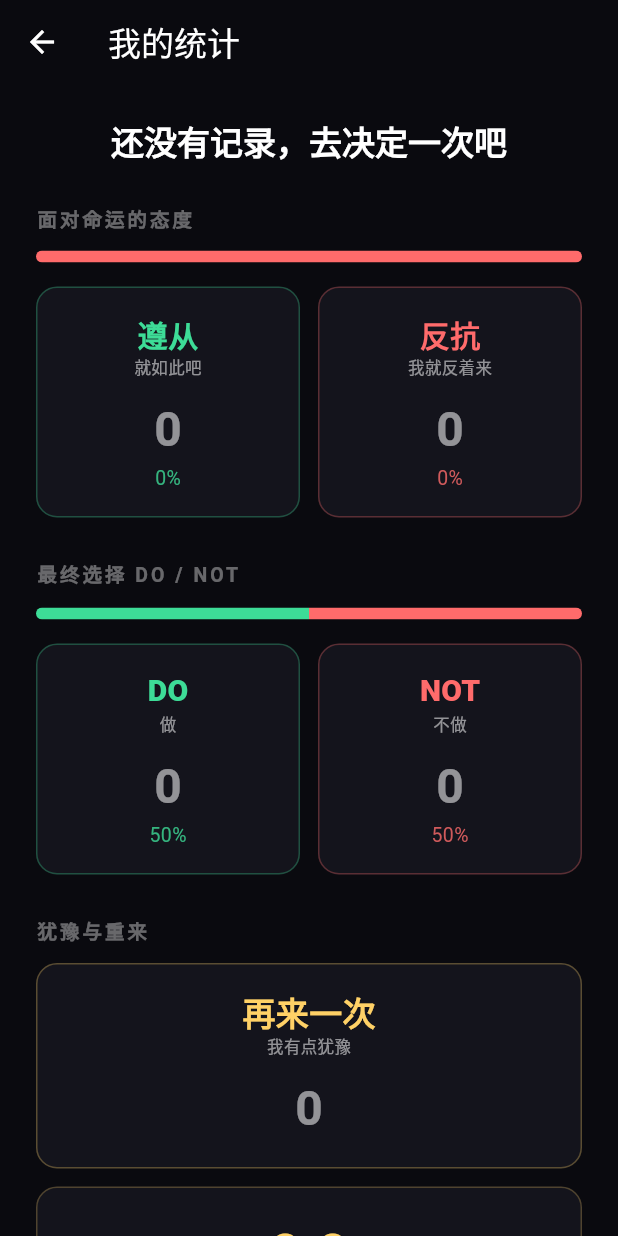
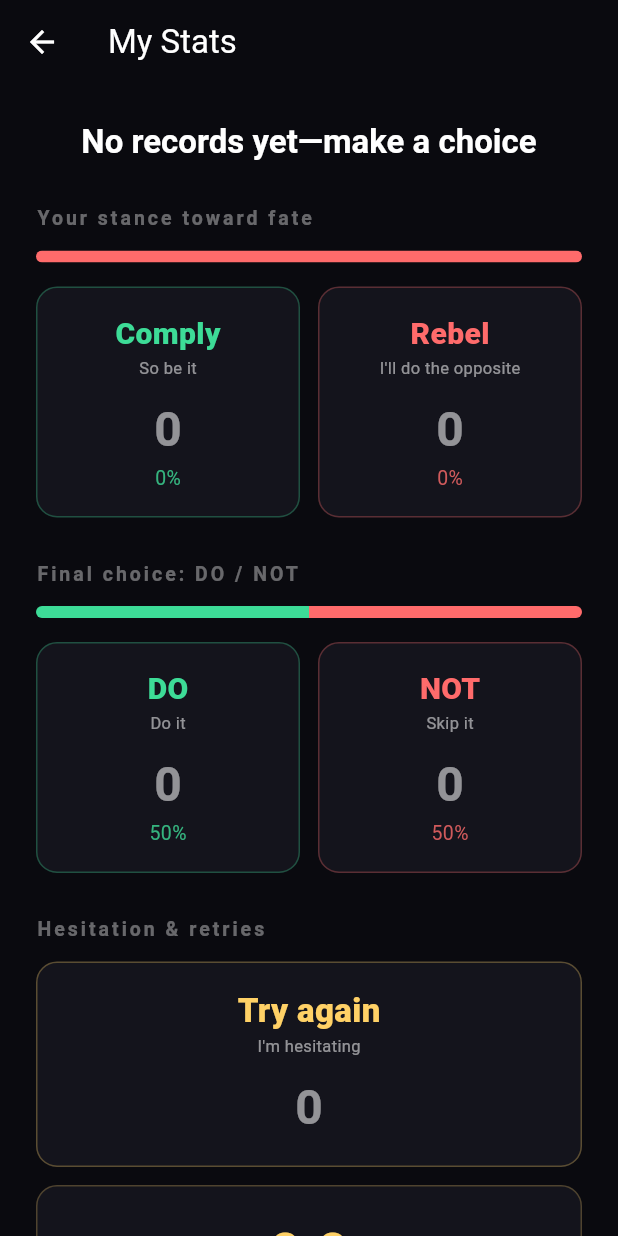
Before and after one commit to tianyutingxy/do_or_not, a Flutter app: the StatsScreen screen opened directly with empty values, on a phone screen of 412 x 824 dp. Run offline on Flutter 3.47's test engine with Material 3 defaults, Android fonts, the phone set to English and light mode, and no system bars; our stand-ins replace shared_preferences; accounts and stored records are empty; generated files the repository leaves out were written again; Roboto replaces fonts that are missing (SF Pro Display).

Commit message:
完成多语言方案，支持中文、英语
Co-authored-by: Cursor <cursoragent@cursor.com>

```diff
--- /dev/null
+++ b/l10n.yaml
@@ -0,0 +1,5 @@
+arb-dir: lib/l10n
+template-arb-file: app_en.arb
+output-localization-file: app_localizations.dart
+output-class: AppLocalizations
+nullable-getter: false
--- /dev/null
+++ b/lib/l10n/app_en.arb
@@ -0,0 +1,70 @@
+{
+  "@@locale": "en",
+  "appTitle": "Do or Not",
+  "homeTagline": "Two choices—fate decides for you",
+  "decideButton": "Go",
+  "decideTap": "TAP",
+  "styleCoinTitle": "Coin",
+  "styleCoinSubtitle": "Heads or tails",
+  "styleCardsTitle": "Cards",
+  "styleCardsSubtitle": "Texas hold'em starting hand",
+  "decisionDoSubtitle": "Do it",
+  "decisionNotSubtitle": "Skip it",
+  "fateHasSpoken": "Fate has spoken",
+  "coinHeads": "Heads",
+  "coinTails": "Tails",
+  "coinDoDetail": "The scales tip toward action",
+  "coinNotDetail": "Kitty says hold back",
+  "cardPocketRockets": "Pocket Rockets",
+  "cardTheHammer": "The Hammer",
+  "cardBestHand": "Best starting hand",
+  "cardWorstHand": "Worst starting hand",
+  "choiceComply": "Comply",
+  "choiceComplySubtitle": "So be it",
+  "choiceRebel": "Rebel",
+  "choiceRebelSubtitle": "I'll do the opposite",
+  "choiceRetry": "Try again",
+  "choiceRetrySubtitle": "I'm hesitating",
+  "choiceConfirmedComply": "So be it · Complied",
+  "choiceConfirmedRebel": "Opposite it is · Rebelled",
+  "statsTitle": "My Stats",
+  "statsAttitudeSection": "Your stance toward fate",
+  "statsFinalChoiceSection": "Final choice: DO / NOT",
+  "statsHesitationSection": "Hesitation & retries",
+  "statsRetriesPerRound": "per finalized round",
+  "statsRetriesPending": "Avg. hesitation shows after you finalize a choice",
+  "statsAvgRetries": "On average, you hit \"Try again\" {rounds} time(s) before each decision",
+  "@statsAvgRetries": {
+    "placeholders": {
+      "rounds": {
+        "type": "String"
+      }
+    }
+  },
+  "statsFinalizedCount": "{count} finalized in total",
+  "@statsFinalizedCount": {
+    "placeholders": {
+      "count": {
+        "type": "int"
+      }
+    }
+  },
+  "statsLegend": "DO/NOT = final choice; Comply/Rebel = stance; Try again = hesitation",
+  "statsNoFinalChoice": "No final choice yet",
+  "statsUsuallyDo": "You usually pick DO",
+  "statsLeanDo": "Slightly leaning DO",
+  "statsBalanced": "DO and NOT are balanced",
+  "statsLeanNot": "Slightly leaning NOT",
+  "statsUsuallyNot": "You usually pick NOT",
+  "personalityFateFollower": "Fate-follower",
+  "personalityBornRebel": "Born rebel",
+  "personalityGoWithFlow": "Go-with-the-flow",
+  "personalityMostlyCompliant": "Mostly compliant",
+  "personalityMostlyRebellious": "Mostly rebellious",
+  "hesitationManyRetries": ", needs many tries before committing",
+  "hesitationSometimes": ", sometimes hesitates",
+  "hesitationRarely": ", rarely retries",
+  "hesitationAlmostNever": ", usually one-and-done",
+  "statsNoRecords": "No records yet—make a choice",
+  "endChoiceToast": "Choice locked in"
+}
--- /dev/null
+++ b/lib/l10n/user_stats_l10n.dart
@@ -0,0 +1,53 @@
+import 'package:flutter_gen/gen_l10n/app_localizations.dart';
+
+import '../models/user_stats.dart';
+
+extension UserStatsL10n on UserStats {
+  String doNotLabel(AppLocalizations l10n) {
+    if (total == 0) return l10n.statsNoFinalChoice;
+    if (doPercent >= 70) return l10n.statsUsuallyDo;
+    if (doPercent >= 55) return l10n.statsLeanDo;
+    if (doPercent >= 45) return l10n.statsBalanced;
+    if (doPercent >= 30) return l10n.statsLeanNot;
+    return l10n.statsUsuallyNot;
+  }
+
+  String attitudeLabel(AppLocalizations l10n) {
+    if (finalizedCount == 0) return '';
+
+    final complyRatio = complyCount / finalizedCount;
+    final rebelRatio = rebelCount / finalizedCount;
+    final avg = avgRetriesBeforeFinal;
+
+    final String stance;
+    if (complyRatio >= 0.6) {
+      stance = l10n.personalityFateFollower;
+    } else if (rebelRatio >= 0.6) {
+      stance = l10n.personalityBornRebel;
+    } else if ((complyRatio - rebelRatio).abs() <= 0.15) {
+      stance = l10n.personalityGoWithFlow;
+    } else if (complyRatio > rebelRatio) {
+      stance = l10n.personalityMostlyCompliant;
+    } else {
+      stance = l10n.personalityMostlyRebellious;
+    }
+
+    final String hesitation;
+    if (avg >= 2.5) {
+      hesitation = l10n.hesitationManyRetries;
+    } else if (avg >= 1.2) {
+      hesitation = l10n.hesitationSometimes;
+    } else if (avg >= 0.4) {
+      hesitation = l10n.hesitationRarely;
+    } else {
+      hesitation = l10n.hesitationAlmostNever;
+    }
+
+    return '$stance$hesitation';
+  }
+
+  String personalityLabel(AppLocalizations l10n) {
+    if (finalizedCount == 0) return l10n.statsNoRecords;
+    return attitudeLabel(l10n);
+  }
+}
--- a/lib/models/decision.dart
+++ b/lib/models/decision.dart
@@ -4,6 +4,4 @@ extension DecisionX on Decision {
   bool get isDo => this == Decision.doIt;
 
   String get label => isDo ? 'DO' : 'NOT';
-
-  String get subtitle => isDo ? '做' : '不做';
 }
--- a/lib/models/user_stats.dart
+++ b/lib/models/user_stats.dart
@@ -36,55 +36,6 @@ class UserStats {
   double get avgRetriesBeforeFinal => finalizedCount == 0
       ? 0
       : totalRetriesBeforeFinal / finalizedCount;
-
-  String get doNotLabel {
-    if (total == 0) return '还没有最终落定';
-    if (doPercent >= 70) return '最终常选择 DO（做）';
-    if (doPercent >= 55) return '略偏向 DO（做）';
-    if (doPercent >= 45) return 'DO 与 NOT 大致均衡';
-    if (doPercent >= 30) return '略偏向 NOT（不做）';
-    return '最终常选择 NOT（不做）';
-  }
-
-  /// 基于遵从 / 反抗 / 犹豫三维度的性格画像
-  String get attitudeLabel {
-    if (finalizedCount == 0) return '';
-
-    final complyRatio = complyCount / finalizedCount;
-    final rebelRatio = rebelCount / finalizedCount;
-    final avg = avgRetriesBeforeFinal;
-
-    final String stance;
-    if (complyRatio >= 0.6) {
-      stance = '听从命运型';
-    } else if (rebelRatio >= 0.6) {
-      stance = '反骨逆袭型';
-    } else if ((complyRatio - rebelRatio).abs() <= 0.15) {
-      stance = '进退自如型';
-    } else if (complyRatio > rebelRatio) {
-      stance = '偏顺从型';
-    } else {
-      stance = '偏叛逆型';
-    }
-
-    final String hesitation;
-    if (avg >= 2.5) {
-      hesitation = '，总要多试几手才肯落定';
-    } else if (avg >= 1.2) {
-      hesitation = '，偶尔会犹豫再三';
-    } else if (avg >= 0.4) {
-      hesitation = '，很少需要重来';
-    } else {
-      hesitation = '，几乎一次定音';
-    }
-
-    return '$stance$hesitation';
-  }
-
-  String get personalityLabel {
-    if (finalizedCount == 0) return '还没有记录，去决定一次吧';
-    return attitudeLabel;
-  }
 
   UserStats recordChoice({
     required Decision decision,
--- a/lib/screens/stats_screen.dart
+++ b/lib/screens/stats_screen.dart
@@ -1,5 +1,7 @@
 import 'package:flutter/material.dart';
+import 'package:flutter_gen/gen_l10n/app_localizations.dart';
 
+import '../l10n/user_stats_l10n.dart';
 import '../models/user_stats.dart';
 import '../theme/app_theme.dart';
 
@@ -10,6 +12,7 @@ class StatsScreen extends StatelessWidget {
 
   @override
   Widget build(BuildContext context) {
+    final l10n = AppLocalizations.of(context);
     final doPct = stats.doPercent;
     final notPct = 100 - doPct;
     final complyPct = stats.complyPercent;
@@ -18,7 +21,7 @@ class StatsScreen extends StatelessWidget {
 
     return Scaffold(
       appBar: AppBar(
-        title: const Text('我的统计'),
+        title: Text(l10n.statsTitle),
         backgroundColor: Colors.transparent,
         elevation: 0,
       ),
@@ -28,14 +31,14 @@ class StatsScreen extends StatelessWidget {
           crossAxisAlignment: CrossAxisAlignment.stretch,
           children: [
             Text(
-              stats.personalityLabel,
+              stats.personalityLabel(l10n),
               style: Theme.of(context).textTheme.headlineMedium?.copyWith(
                     fontSize: 22,
                   ),
               textAlign: TextAlign.center,
             ),
             const SizedBox(height: 28),
-            const _SectionTitle('面对命运的态度'),
+            _SectionTitle(l10n.statsAttitudeSection),
             const SizedBox(height: 12),
             _RatioBar(
               leftPercent: complyPct,
@@ -47,8 +50,8 @@ class StatsScreen extends StatelessWidget {
               children: [
                 Expanded(
                   child: _StatCard(
-                    label: '遵从',
-                    subtitle: '就如此吧',
+                    label: l10n.choiceComply,
+                    subtitle: l10n.choiceComplySubtitle,
                     count: stats.complyCount,
                     percent: complyPct,
                     color: AppColors.doGreen,
@@ -57,8 +60,8 @@ class StatsScreen extends StatelessWidget {
                 const SizedBox(width: 12),
                 Expanded(
                   child: _StatCard(
-                    label: '反抗',
-                    subtitle: '我就反着来',
+                    label: l10n.choiceRebel,
+                    subtitle: l10n.choiceRebelSubtitle,
                     count: stats.rebelCount,
                     percent: rebelPct,
                     color: AppColors.notRed,
@@ -67,7 +70,7 @@ class StatsScreen extends StatelessWidget {
               ],
             ),
             const SizedBox(height: 28),
-            const _SectionTitle('最终选择 DO / NOT'),
+            _SectionTitle(l10n.statsFinalChoiceSection),
             const SizedBox(height: 12),
             _RatioBar(
               leftPercent: doPct,
@@ -80,7 +83,7 @@ class StatsScreen extends StatelessWidget {
                 Expanded(
                   child: _StatCard(
                     label: 'DO',
-                    subtitle: '做',
+                    subtitle: l10n.decisionDoSubtitle,
                     count: stats.doCount,
                     percent: doPct,
                     color: AppColors.doGreen,
@@ -90,7 +93,7 @@ class StatsScreen extends StatelessWidget {
                 Expanded(
                   child: _StatCard(
                     label: 'NOT',
-                    subtitle: '不做',
+                    subtitle: l10n.decisionNotSubtitle,
                     count: stats.notCount,
                     percent: notPct,
                     color: AppColors.notRed,
@@ -101,17 +104,17 @@ class StatsScreen extends StatelessWidget {
             if (stats.finalizedCount > 0) ...[
               const SizedBox(height: 10),
               Text(
-                stats.doNotLabel,
+                stats.doNotLabel(l10n),
                 style: Theme.of(context).textTheme.bodyMedium,
                 textAlign: TextAlign.center,
               ),
             ],
             const SizedBox(height: 28),
-            const _SectionTitle('犹豫与重来'),
+            _SectionTitle(l10n.statsHesitationSection),
             const SizedBox(height: 12),
             _StatCard(
-              label: '再来一次',
-              subtitle: '我有点犹豫',
+              label: l10n.choiceRetry,
+              subtitle: l10n.choiceRetrySubtitle,
               count: stats.retryPressCount,
               percent: null,
               color: AppColors.gold,
@@ -137,16 +140,15 @@ class StatsScreen extends StatelessWidget {
                     ),
                   ),
                   const SizedBox(height: 4),
-                  const Text(
-                    '次 / 每轮落定',
-                    style: TextStyle(color: Colors.white54, fontSize: 13),
+                  Text(
+                    l10n.statsRetriesPerRound,
+                    style: const TextStyle(color: Colors.white54, fontSize: 13),
                   ),
                   const SizedBox(height: 8),
                   Text(
                     stats.finalizedCount == 0
-                        ? '落定后才会计算平均犹豫轮数'
-                        : '平均每次做决定前，你会「再来一次」'
-                        '${avgRetry.toStringAsFixed(1)} 轮',
+                        ? l10n.statsRetriesPending
+                        : l10n.statsAvgRetries(avgRetry.toStringAsFixed(1)),
                     style: const TextStyle(
                       color: Colors.white38,
                       fontSize: 12,
@@ -158,13 +160,13 @@ class StatsScreen extends StatelessWidget {
             ),
             const SizedBox(height: 24),
             Text(
-              '共落定 ${stats.finalizedCount} 次',
+              l10n.statsFinalizedCount(stats.finalizedCount),
               style: Theme.of(context).textTheme.bodyLarge,
               textAlign: TextAlign.center,
             ),
             const SizedBox(height: 6),
             Text(
-              'DO/NOT 记最终选择；遵从/反抗记态度；再来一次记犹豫',
+              l10n.statsLegend,
               style: Theme.of(context).textTheme.bodyMedium,
               textAlign: TextAlign.center,
             ),
--- a/lib/widgets/coin_reveal_animation.dart
+++ b/lib/widgets/coin_reveal_animation.dart
@@ -2,6 +2,7 @@ import 'dart:math' as math;
 
 import 'package:flutter/material.dart';
 import 'package:flutter/services.dart';
+import 'package:flutter_gen/gen_l10n/app_localizations.dart';
 
 import '../models/decision.dart';
 import '../models/user_response.dart';
@@ -206,6 +207,7 @@ class _CoinRevealAnimationState extends State<CoinRevealAnimation>
         _resultScale,
       ]),
       builder: (context, _) {
+        final l10n = AppLocalizations.of(context);
         final tossT = _tossAnim.value;
         final landT = _landAnim.value;
         final spotlight = _spotlightAnim.value;
@@ -275,10 +277,11 @@ class _CoinRevealAnimationState extends State<CoinRevealAnimation>
                 RevealResultHeader(
                   decision: widget.decision,
                   opacity: spotlight,
-                  flavorTitle: widget.decision.isDo ? '正面' : '反面',
+                  flavorTitle:
+                      widget.decision.isDo ? l10n.coinHeads : l10n.coinTails,
                   detailLine: widget.decision.isDo
-                      ? '天秤导向了行动'
-                      : '喵喵劝你收手',
+                      ? l10n.coinDoDetail
+                      : l10n.coinNotDetail,
                 ),
               if (_showChoices)
                 Positioned(
--- a/lib/widgets/end_choice_toast.dart
+++ b/lib/widgets/end_choice_toast.dart
@@ -1,4 +1,5 @@
 import 'package:flutter/material.dart';
+import 'package:flutter_gen/gen_l10n/app_localizations.dart';
 
 import '../theme/app_theme.dart';
 
@@ -8,6 +9,8 @@ class EndChoiceToast extends StatelessWidget {
 
   @override
   Widget build(BuildContext context) {
+    final l10n = AppLocalizations.of(context);
+
     return Center(
       child: Container(
         padding: const EdgeInsets.symmetric(horizontal: 28, vertical: 16),
@@ -23,9 +26,9 @@ class EndChoiceToast extends StatelessWidget {
             ),
           ],
         ),
-          child: const Text(
-            '本次选择结束',
-            style: TextStyle(
+        child: Text(
+          l10n.endChoiceToast,
+          style: const TextStyle(
             fontSize: 17,
             fontWeight: FontWeight.w600,
             letterSpacing: 1,
--- a/lib/widgets/reveal_choice_panel.dart
+++ b/lib/widgets/reveal_choice_panel.dart
@@ -1,5 +1,6 @@
 import 'package:flutter/material.dart';
 import 'package:flutter/services.dart';
+import 'package:flutter_gen/gen_l10n/app_localizations.dart';
 
 import '../models/user_response.dart';
 import '../theme/app_theme.dart';
@@ -21,6 +22,8 @@ class RevealChoicePanel extends StatelessWidget {
 
   @override
   Widget build(BuildContext context) {
+    final l10n = AppLocalizations.of(context);
+
     if (confirmed != null) {
       return _ConfirmedPanel(response: confirmed!);
     }
@@ -34,24 +37,24 @@ class RevealChoicePanel extends StatelessWidget {
             _buildButton(
               response: UserResponse.comply,
               icon: Icons.check_circle_outline_rounded,
-              title: '遵从',
-              subtitle: '就如此吧',
+              title: l10n.choiceComply,
+              subtitle: l10n.choiceComplySubtitle,
               color: AppColors.doGreen,
             ),
             const SizedBox(height: 8),
             _buildButton(
               response: UserResponse.rebel,
               icon: Icons.bolt_rounded,
-              title: '反抗',
-              subtitle: '我就反着来',
+              title: l10n.choiceRebel,
+              subtitle: l10n.choiceRebelSubtitle,
               color: AppColors.notRed,
             ),
             const SizedBox(height: 8),
             _buildButton(
               response: UserResponse.retry,
               icon: Icons.refresh_rounded,
-              title: '再来一次',
-              subtitle: '我有点犹豫',
+              title: l10n.choiceRetry,
+              subtitle: l10n.choiceRetrySubtitle,
               color: AppColors.gold,
             ),
           ],
@@ -100,10 +103,13 @@ class _ConfirmedPanel extends StatelessWidget {
 
   @override
   Widget build(BuildContext context) {
+    final l10n = AppLocalizations.of(context);
     final isComply = response == UserResponse.comply;
     final color = isComply ? AppColors.doGreen : AppColors.notRed;
     final icon = isComply ? Icons.check_circle_rounded : Icons.bolt_rounded;
-    final line = isComply ? '就如此吧 · 已遵从' : '我就反着来 · 已反抗';
+    final line = isComply
+        ? l10n.choiceConfirmedComply
+        : l10n.choiceConfirmedRebel;
 
     return SafeArea(
       child: Padding(
--- a/lib/widgets/reveal_result_header.dart
+++ b/lib/widgets/reveal_result_header.dart
@@ -1,4 +1,5 @@
 import 'package:flutter/material.dart';
+import 'package:flutter_gen/gen_l10n/app_localizations.dart';
 
 import '../models/decision.dart';
 import '../theme/app_theme.dart';
@@ -20,6 +21,7 @@ class RevealResultHeader extends StatelessWidget {
 
   @override
   Widget build(BuildContext context) {
+    final l10n = AppLocalizations.of(context);
     final t = opacity.clamp(0.0, 1.0);
     if (t <= 0) return const SizedBox.shrink();
 
@@ -50,7 +52,7 @@ class RevealResultHeader extends StatelessWidget {
                 const SizedBox(height: 10),
               ],
               Text(
-                '命运给出了',
+                l10n.fateHasSpoken,
                 textAlign: TextAlign.center,
                 style: TextStyle(
                   fontSize: 13,
--- a/pubspec.yaml
+++ b/pubspec.yaml
@@ -30,10 +30,13 @@ environment:
 dependencies:
   flutter:
     sdk: flutter
+  flutter_localizations:
+    sdk: flutter
 
   # The following adds the Cupertino Icons font to your application.
   # Use with the CupertinoIcons class for iOS style icons.
   cupertino_icons: ^1.0.8
+  intl: any
   shared_preferences: ^2.5.3
 
 dev_dependencies:
@@ -52,6 +55,7 @@ dev_dependencies:
 
 # The following section is specific to Flutter packages.
 flutter:
+  generate: true
 
   # The following line ensures that the Material Icons font is
   # included with your application, so that you can use the icons in
```
Also changed, not shown: lib/l10n/app_locale.dart (added, +12 -0 lines), lib/l10n/app_zh.arb (added, +70 -0 lines), lib/l10n/decision_l10n.dart (added, +9 -0 lines), lib/l10n/reveal_style_l10n.dart (added, +23 -0 lines), lib/main.dart (+12 -1 lines), lib/models/animation_style.dart (+2 -7 lines), lib/screens/home_screen.dart (+30 -9 lines), lib/widgets/card_reveal_animation.dart (+13 -7 lines), pubspec.lock, 1 other file. Lines whose indentation alone changed are shown as unchanged.
